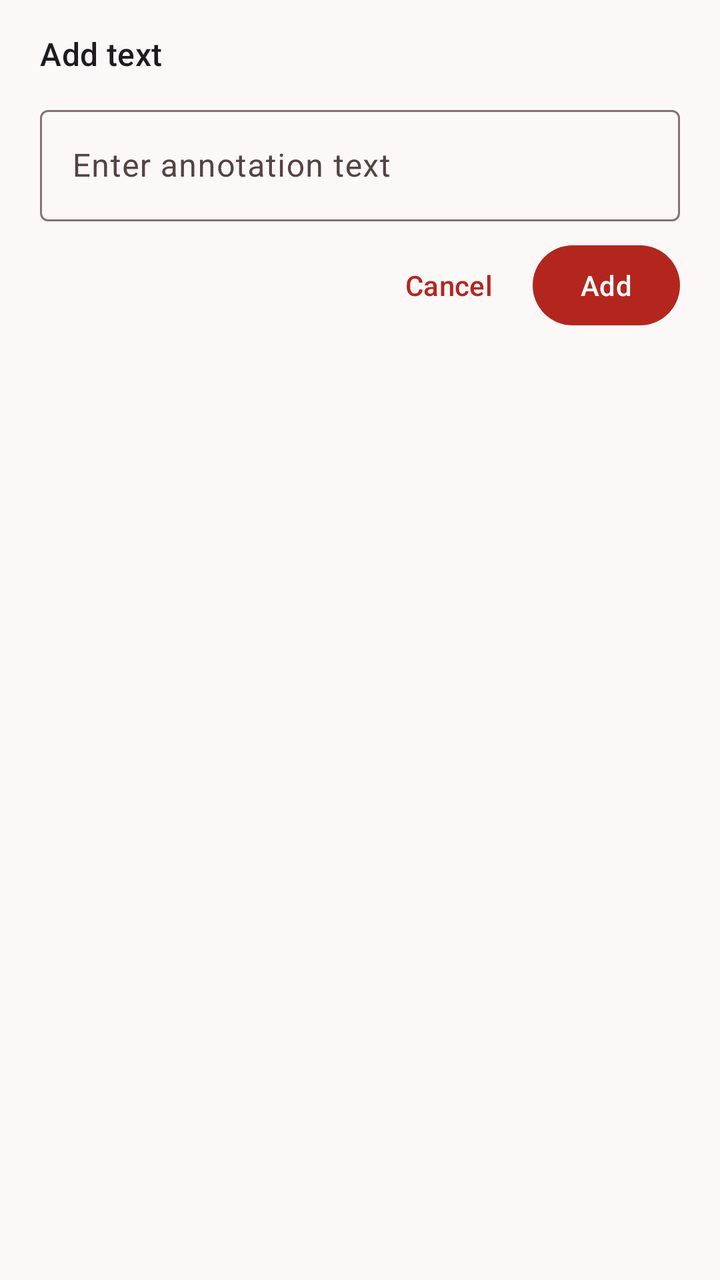
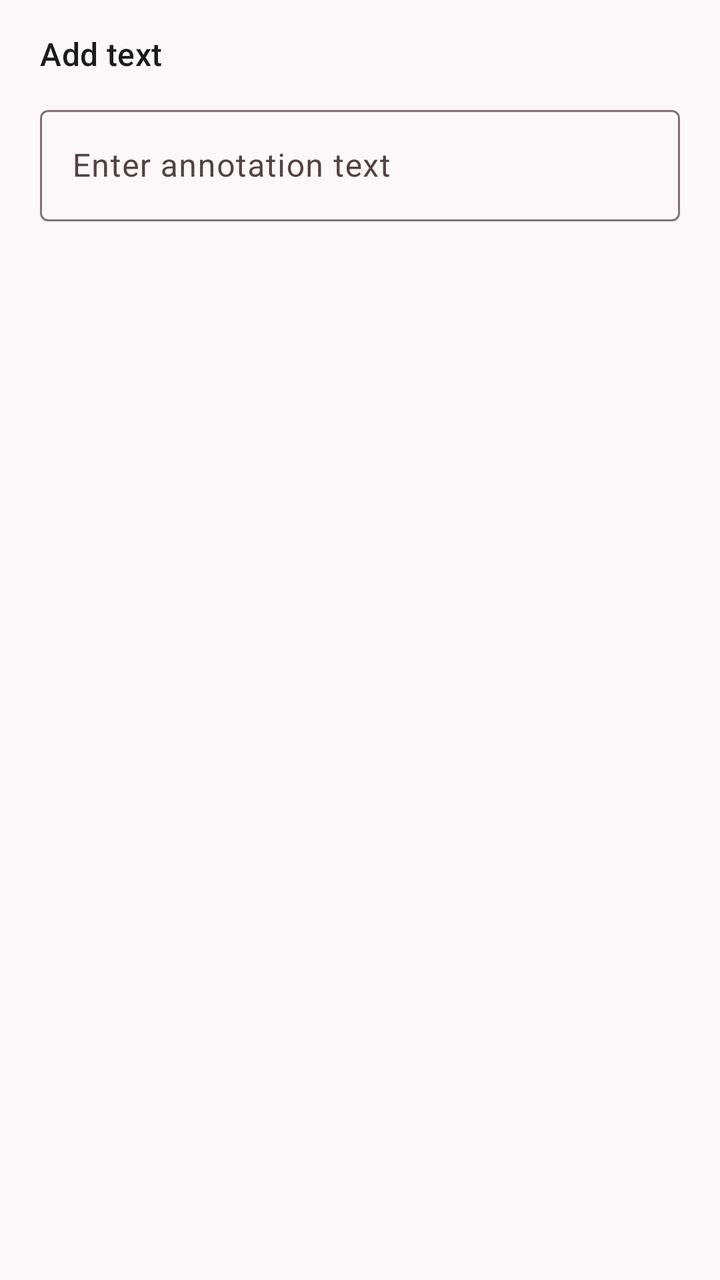

Screens rendered from an Android XML layout before and after an edit, with the pre-edit source and the edit as a unified diff.
<!-- AndroidManifest.xml: application theme Theme.VolumPdf -->
<!-- res/layout/dialog_place_text.xml -->
<?xml version="1.0" encoding="utf-8"?>
<ScrollView
    xmlns:android="http://schemas.android.com/apk/res/android"
    xmlns:app="http://schemas.android.com/apk/res-auto"
    android:layout_width="match_parent"
    android:layout_height="wrap_content"
    android:fillViewport="false">

    <LinearLayout
        android:layout_width="match_parent"
        android:layout_height="wrap_content"
        android:orientation="vertical"
        android:paddingHorizontal="20dp"
        android:paddingTop="16dp"
        android:paddingBottom="8dp">

        <TextView
            android:layout_width="match_parent"
            android:layout_height="wrap_content"
            android:text="@string/place_text_title"
            android:textAppearance="@style/TextAppearance.Material3.TitleMedium" />

        <com.google.android.material.textfield.TextInputLayout
            android:id="@+id/placeTextInputLayout"
            android:layout_width="match_parent"
            android:layout_height="wrap_content"
            android:layout_marginTop="12dp"
            android:hint="@string/text_input_hint"
            app:boxBackgroundMode="outline">

            <com.google.android.material.textfield.TextInputEditText
                android:id="@+id/placeTextInput"
                android:layout_width="match_parent"
                android:layout_height="wrap_content"
                android:imeOptions="flagNoExtractUi"
                android:inputType="textMultiLine|textCapSentences"
                android:maxLines="4" />
        </com.google.android.material.textfield.TextInputLayout>

        <LinearLayout
            android:layout_width="match_parent"
            android:layout_height="wrap_content"
            android:layout_marginTop="8dp"
            android:gravity="end|center_vertical"
            android:orientation="horizontal">

            <com.google.android.material.button.MaterialButton
                android:id="@+id/placeTextCancel"
                style="@style/Widget.Material3.Button.TextButton"
                android:layout_width="wrap_content"
                android:layout_height="wrap_content"
                android:minWidth="48dp"
                android:minHeight="48dp"
                android:text="@string/action_cancel" />

            <com.google.android.material.button.MaterialButton
                android:id="@+id/placeTextConfirm"
                style="@style/Widget.Material3.Button"
                android:layout_width="wrap_content"
                android:layout_height="wrap_content"
                android:layout_marginStart="8dp"
                android:minWidth="48dp"
                android:minHeight="48dp"
                android:text="@string/place_text_add" />
        </LinearLayout>
    </LinearLayout>
</ScrollView>
<!-- resources referenced by this layout -->
<resources>
  <string name="action_cancel">Cancel</string>
  <string name="place_text_add">Add</string>
  <string name="place_text_title">Add text</string>
  <string name="text_input_hint">Enter annotation text</string>
  <style name="Theme.VolumPdf" parent="Theme.Material3.DayNight.NoActionBar">
          <item name="colorPrimary">@color/md_theme_light_primary</item>
          <item name="colorOnPrimary">@color/md_theme_light_onPrimary</item>
          <item name="colorPrimaryContainer">@color/md_theme_light_primaryContainer</item>
          <item name="colorOnPrimaryContainer">@color/md_theme_light_onPrimaryContainer</item>
  
          <item name="colorSecondary">@color/md_theme_light_secondary</item>
          <item name="colorOnSecondary">@color/md_theme_light_onSecondary</item>
          <item name="colorSecondaryContainer">@color/md_theme_light_secondaryContainer</item>
          <item name="colorOnSecondaryContainer">@color/md_theme_light_onSecondaryContainer</item>
  
          <item name="colorTertiary">@color/md_theme_light_tertiary</item>
          <item name="colorOnTertiary">@color/md_theme_light_onTertiary</item>
          <item name="colorTertiaryContainer">@color/md_theme_light_tertiaryContainer</item>
          <item name="colorOnTertiaryContainer">@color/md_theme_light_onTertiaryContainer</item>
  
          <item name="colorError">@color/md_theme_light_error</item>
          <item name="colorOnError">@color/md_theme_light_onError</item>
          <item name="colorErrorContainer">@color/md_theme_light_errorContainer</item>
          <item name="colorOnErrorContainer">@color/md_theme_light_onErrorContainer</item>
  
          <item name="android:colorBackground">@color/md_theme_light_background</item>
          <item name="colorOnBackground">@color/md_theme_light_onBackground</item>
          <item name="colorSurface">@color/md_theme_light_surface</item>
          <item name="colorOnSurface">@color/md_theme_light_onSurface</item>
          <item name="colorSurfaceVariant">@color/md_theme_light_surfaceVariant</item>
          <item name="colorOnSurfaceVariant">@color/md_theme_light_onSurfaceVariant</item>
          <item name="colorOutline">@color/md_theme_light_outline</item>
          <item name="colorOutlineVariant">@color/md_theme_light_outlineVariant</item>
  
          <item name="android:statusBarColor">?attr/colorSurface</item>
          <item name="android:windowLightStatusBar">true</item>
          <item name="android:navigationBarColor">?attr/colorSurface</item>
          <item name="android:windowLightNavigationBar">true</item>
      </style>
  <color name="md_theme_light_primary">#B3261E</color>
  <color name="md_theme_light_onPrimary">#FFFFFF</color>
  <color name="md_theme_light_primaryContainer">#F9DEDC</color>
  <color name="md_theme_light_onPrimaryContainer">#410E0B</color>
  <color name="md_theme_light_secondary">#775652</color>
  <color name="md_theme_light_onSecondary">#FFFFFF</color>
  <color name="md_theme_light_secondaryContainer">#FFDAD6</color>
  <color name="md_theme_light_onSecondaryContainer">#2C1512</color>
  <color name="md_theme_light_tertiary">#715B2E</color>
  <color name="md_theme_light_onTertiary">#FFFFFF</color>
  <color name="md_theme_light_tertiaryContainer">#FDE0A6</color>
  <color name="md_theme_light_onTertiaryContainer">#261900</color>
  <color name="md_theme_light_error">#BA1A1A</color>
  <color name="md_theme_light_onError">#FFFFFF</color>
  <color name="md_theme_light_errorContainer">#FFDAD6</color>
  <color name="md_theme_light_onErrorContainer">#410002</color>
  <color name="md_theme_light_background">#FCF8F8</color>
  <color name="md_theme_light_onBackground">#201A1A</color>
  <color name="md_theme_light_surface">#FCF8F8</color>
  <color name="md_theme_light_onSurface">#201A1A</color>
  <color name="md_theme_light_surfaceVariant">#F4DDDB</color>
  <color name="md_theme_light_onSurfaceVariant">#534342</color>
  <color name="md_theme_light_outline">#857371</color>
  <color name="md_theme_light_outlineVariant">#D8C2BF</color>
</resources>

<!-- the commit's change to res/layout/dialog_place_text.xml (unified diff, before → after) -->
@@ -4,7 +4,8 @@
     xmlns:app="http://schemas.android.com/apk/res-auto"
     android:layout_width="match_parent"
     android:layout_height="wrap_content"
-    android:fillViewport="false">
+    android:fillViewport="false"
+    android:scrollbars="vertical">
 
     <LinearLayout
         android:layout_width="match_parent"
@@ -15,6 +16,7 @@
         android:paddingBottom="8dp">
 
         <TextView
+            android:id="@+id/placeTextTitle"
             android:layout_width="match_parent"
             android:layout_height="wrap_content"
             android:text="@string/place_text_title"
@@ -36,32 +38,5 @@
                 android:inputType="textMultiLine|textCapSentences"
                 android:maxLines="4" />
         </com.google.android.material.textfield.TextInputLayout>
-
-        <LinearLayout
-            android:layout_width="match_parent"
-            android:layout_height="wrap_content"
-            android:layout_marginTop="8dp"
-            android:gravity="end|center_vertical"
-            android:orientation="horizontal">
-
-            <com.google.android.material.button.MaterialButton
-                android:id="@+id/placeTextCancel"
-                style="@style/Widget.Material3.Button.TextButton"
-                android:layout_width="wrap_content"
-                android:layout_height="wrap_content"
-                android:minWidth="48dp"
-                android:minHeight="48dp"
-                android:text="@string/action_cancel" />
-
-            <com.google.android.material.button.MaterialButton
-                android:id="@+id/placeTextConfirm"
-                style="@style/Widget.Material3.Button"
-                android:layout_width="wrap_content"
-                android:layout_height="wrap_content"
-                android:layout_marginStart="8dp"
-                android:minWidth="48dp"
-                android:minHeight="48dp"
-                android:text="@string/place_text_add" />
-        </LinearLayout>
     </LinearLayout>
 </ScrollView>
<!-- resource entries referenced after the edit -->
@@ -1,7 +1,5 @@
 <!-- resources referenced by this layout -->
 <resources>
-  <string name="action_cancel">Cancel</string>
-  <string name="place_text_add">Add</string>
   <string name="place_text_title">Add text</string>
   <string name="text_input_hint">Enter annotation text</string>
   <style name="Theme.VolumPdf" parent="Theme.Material3.DayNight.NoActionBar">
